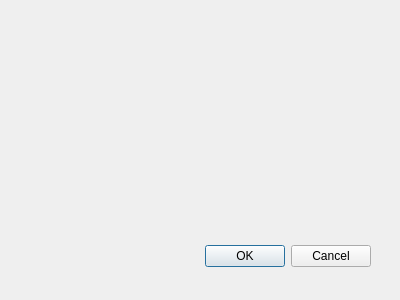
Above: master/SdDMasterPartDoubleSideLR.ui from usiksan/SaliCAD before the change. Below: the same form after it.
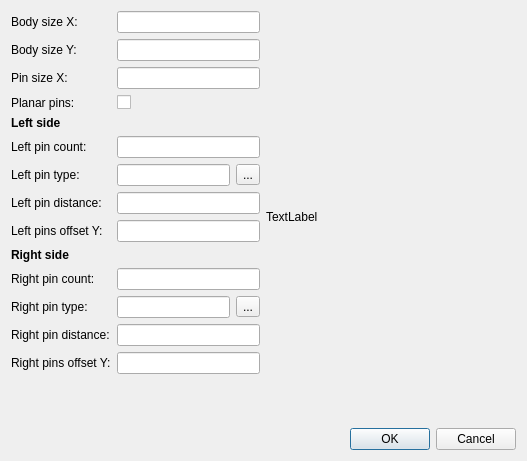
That is the form after the change.

Commit message: Complete master for double side part with left-rights pins.

What changed in the file:
```diff
--- a/master/SdDMasterPartDoubleSideLR.ui
+++ b/master/SdDMasterPartDoubleSideLR.ui
@@ -8,29 +8,218 @@
    <rect>
     <x>0</x>
     <y>0</y>
-    <width>400</width>
-    <height>300</height>
+    <width>527</width>
+    <height>461</height>
    </rect>
   </property>
   <property name="windowTitle">
    <string>Dialog</string>
   </property>
-  <widget class="QDialogButtonBox" name="buttonBox">
-   <property name="geometry">
-    <rect>
-     <x>30</x>
-     <y>240</y>
-     <width>341</width>
-     <height>32</height>
-    </rect>
-   </property>
-   <property name="orientation">
-    <enum>Qt::Horizontal</enum>
-   </property>
-   <property name="standardButtons">
-    <set>QDialogButtonBox::Cancel|QDialogButtonBox::Ok</set>
-   </property>
-  </widget>
+  <layout class="QVBoxLayout" name="verticalLayout">
+   <item>
+    <layout class="QHBoxLayout" name="horizontalLayout_3">
+     <item>
+      <layout class="QFormLayout" name="formLayout">
+       <item row="0" column="0">
+        <widget class="QLabel" name="label">
+         <property name="text">
+          <string>Body size X:</string>
+         </property>
+        </widget>
+       </item>
+       <item row="0" column="1">
+        <widget class="QLineEdit" name="mBodySizeX"/>
+       </item>
+       <item row="1" column="0">
+        <widget class="QLabel" name="label_2">
+         <property name="text">
+          <string>Body size Y:</string>
+         </property>
+        </widget>
+       </item>
+       <item row="1" column="1">
+        <widget class="QLineEdit" name="mBodySizeY"/>
+       </item>
+       <item row="2" column="0">
+        <widget class="QLabel" name="label_3">
+         <property name="text">
+          <string>Pin size X:</string>
+         </property>
+        </widget>
+       </item>
+       <item row="2" column="1">
+        <widget class="QLineEdit" name="mPinSizeX"/>
+       </item>
+       <item row="3" column="0">
+        <widget class="QLabel" name="label_14">
+         <property name="text">
+          <string>Planar pins:</string>
+         </property>
+        </widget>
+       </item>
+       <item row="3" column="1">
+        <widget class="QCheckBox" name="mPlanar">
+         <property name="text">
+          <string/>
+         </property>
+        </widget>
+       </item>
+       <item row="4" column="0">
+        <widget class="QLabel" name="label_12">
+         <property name="font">
+          <font>
+           <weight>75</weight>
+           <bold>true</bold>
+          </font>
+         </property>
+         <property name="text">
+          <string>Left side</string>
+         </property>
+        </widget>
+       </item>
+       <item row="5" column="0">
+        <widget class="QLabel" name="label_4">
+         <property name="text">
+          <string>Left pin count:</string>
+         </property>
+        </widget>
+       </item>
+       <item row="5" column="1">
+        <widget class="QLineEdit" name="mLeftPinCount"/>
+       </item>
+       <item row="6" column="0">
+        <widget class="QLabel" name="label_5">
+         <property name="text">
+          <string>Left pin type:</string>
+         </property>
+        </widget>
+       </item>
+       <item row="6" column="1">
+        <layout class="QHBoxLayout" name="horizontalLayout">
+         <item>
+          <widget class="QLineEdit" name="mLeftPinType"/>
+         </item>
+         <item>
+          <widget class="QToolButton" name="mLeftPinTypeSelect">
+           <property name="text">
+            <string>...</string>
+           </property>
+          </widget>
+         </item>
+        </layout>
+       </item>
+       <item row="7" column="0">
+        <widget class="QLabel" name="label_6">
+         <property name="text">
+          <string>Left pin distance:</string>
+         </property>
+        </widget>
+       </item>
+       <item row="7" column="1">
+        <widget class="QLineEdit" name="mLeftPinDistance"/>
+       </item>
+       <item row="8" column="0">
+        <widget class="QLabel" name="label_7">
+         <property name="text">
+          <string>Left pins offset Y:</string>
+         </property>
+        </widget>
+       </item>
+       <item row="8" column="1">
+        <widget class="QLineEdit" name="mLeftPinOffsetY"/>
+       </item>
+       <item row="9" column="0">
+        <widget class="QLabel" name="label_13">
+         <property name="font">
+          <font>
+           <weight>75</weight>
+           <bold>true</bold>
+          </font>
+         </property>
+         <property name="text">
+          <string>Right side</string>
+         </property>
+        </widget>
+       </item>
+       <item row="10" column="0">
+        <widget class="QLabel" name="label_8">
+         <property name="text">
+          <string>Right pin count:</string>
+         </property>
+        </widget>
+       </item>
+       <item row="10" column="1">
+        <widget class="QLineEdit" name="mRightPinCount"/>
+       </item>
+       <item row="11" column="0">
+        <widget class="QLabel" name="label_11">
+         <property name="text">
+          <string>Right pin type:</string>
+         </property>
+        </widget>
+       </item>
+       <item row="11" column="1">
+        <layout class="QHBoxLayout" name="horizontalLayout_2">
+         <item>
+          <widget class="QLineEdit" name="mRightPinType"/>
+         </item>
+         <item>
+          <widget class="QToolButton" name="mRightPinTypeSelect">
+           <property name="text">
+            <string>...</string>
+           </property>
+          </widget>
+         </item>
+        </layout>
+       </item>
+       <item row="12" column="0">
+        <widget class="QLabel" name="label_10">
+         <property name="text">
+          <string>Right pin distance:</string>
+         </property>
+        </widget>
+       </item>
+       <item row="12" column="1">
+        <widget class="QLineEdit" name="mRightPinDistance"/>
+       </item>
+       <item row="13" column="0">
+        <widget class="QLabel" name="label_9">
+         <property name="text">
+          <string>Right pins offset Y:</string>
+         </property>
+        </widget>
+       </item>
+       <item row="13" column="1">
+        <widget class="QLineEdit" name="mRightPinOffsetY"/>
+       </item>
+      </layout>
+     </item>
+     <item>
+      <widget class="QLabel" name="mPreview">
+       <property name="minimumSize">
+        <size>
+         <width>250</width>
+         <height>250</height>
+        </size>
+       </property>
+       <property name="text">
+        <string>TextLabel</string>
+       </property>
+      </widget>
+     </item>
+    </layout>
+   </item>
+   <item>
+    <widget class="QDialogButtonBox" name="buttonBox">
+     <property name="orientation">
+      <enum>Qt::Horizontal</enum>
+     </property>
+     <property name="standardButtons">
+      <set>QDialogButtonBox::Cancel|QDialogButtonBox::Ok</set>
+     </property>
+    </widget>
+   </item>
+  </layout>
  </widget>
  <pixmapfunction/>
  <resources/>
```
Left out of the diff: 5 changed lines with no effect on the pictures. The commit also changes 5 other files.
